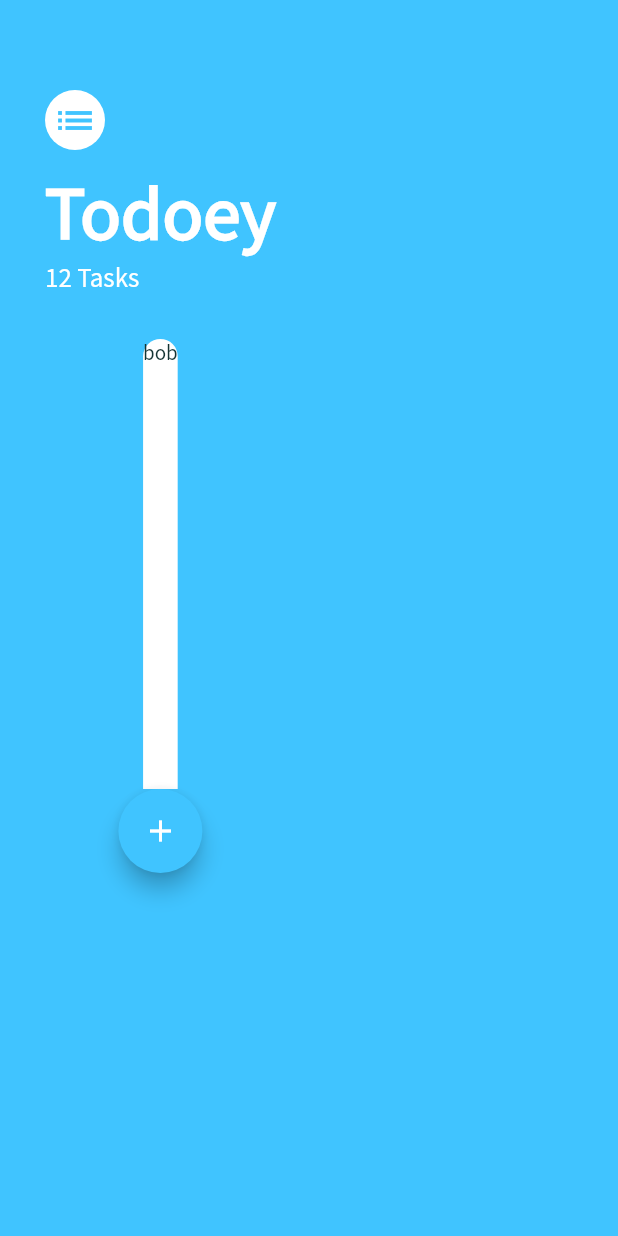
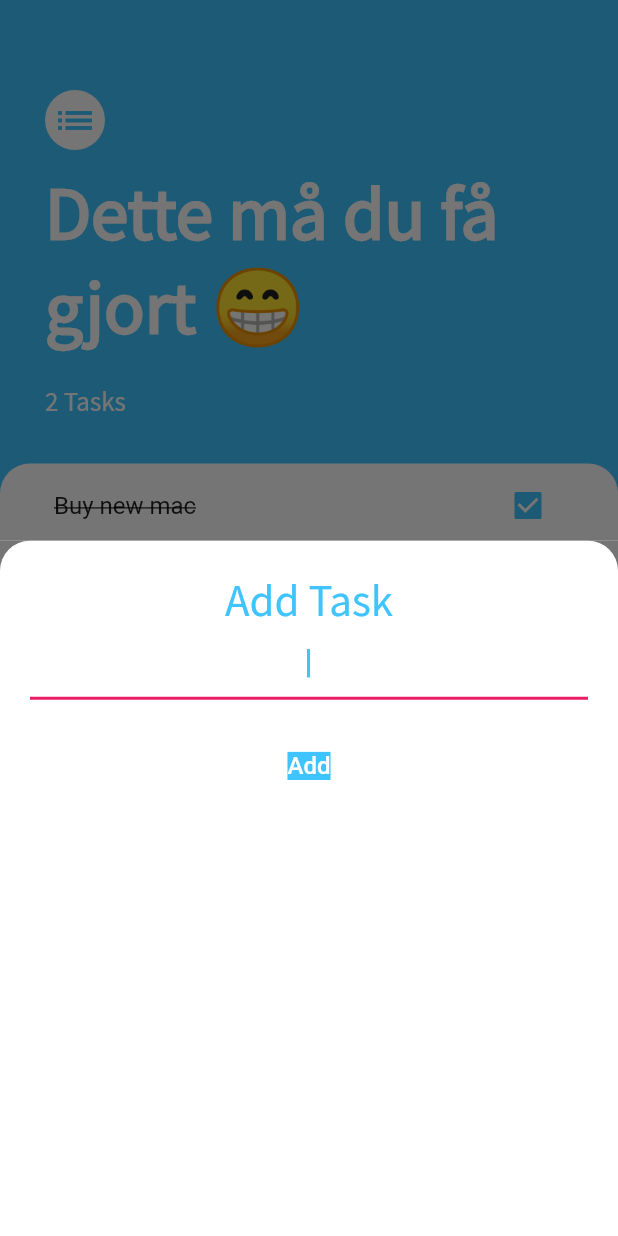
Before and after one commit to rbyre/playground, a Flutter app: the TasksScreen screen opened by its route, after a tap on the "add" icon, on a phone screen of 412 x 824 dp. Run offline on Flutter 3.47's test engine with Material 2 defaults, Android fonts, the light colour scheme and no system bars; our stand-ins replace audioplayers, flutter_dotenv, flutter_spinkit, font_awesome_flutter, geolocator, lottie and 1 more.

Commit message:
todolist started

```diff
--- a/lib/main.dart
+++ b/lib/main.dart
@@ -6,10 +6,12 @@ import 'package:playground/dice.dart';
 import 'package:playground/home.dart';
 import 'package:playground/lottie.dart';
 import 'package:playground/quiz/quizzen.dart';
+import 'package:playground/todo/models/task_data.dart';
 import 'package:playground/todo/screens/tasks_screen.dart';
 import 'package:playground/weather/screens/loading_screen.dart';
 import 'package:playground/xylophone.dart';
 import 'package:flutter_dotenv/flutter_dotenv.dart';
+import 'package:provider/provider.dart';
 
 Future main() async {
   await dotenv.load(fileName: ".env");
@@ -21,7 +23,9 @@ class MyApp extends StatelessWidget {
 
   @override
   Widget build(BuildContext context) {
-    return MaterialApp(
+    return ChangeNotifierProvider(
+      create: (context) => TaskData(),
+      child: MaterialApp(
         title: 'App Playground',
         theme: ThemeData(
           colorScheme: ColorScheme.fromSwatch(primarySwatch: Colors.pink)
@@ -52,6 +56,7 @@ class MyApp extends StatelessWidget {
           '/lottie': (ctx) => LottieScreen(),
           '/todo': (ctx) => TasksScreen(),
         },
+      ),
     );
   }
 }
--- a/lib/my_apps.dart
+++ b/lib/my_apps.dart
@@ -61,7 +61,7 @@ const List myApps = [
       title: 'Todo',
       route: 'todo',
       description: 'Todo liste',
-      color: Colors.lime),
+      color: Colors.lightBlueAccent),
 ];
 
 // SizedBox(
--- /dev/null
+++ b/lib/todo/components/task_tile.dart
@@ -0,0 +1,36 @@
+import 'package:flutter/material.dart';
+
+class TaskTile extends StatefulWidget {
+  final String task;
+  bool isChecked;
+
+  TaskTile({
+    required this.task,
+    this.isChecked = false,
+  });
+
+  @override
+  State<TaskTile> createState() => _TaskTileState();
+}
+
+class _TaskTileState extends State<TaskTile> {
+  @override
+  Widget build(BuildContext context) {
+    return ListTile(
+      title: Text(
+        widget.task,
+        style: TextStyle(
+            decoration: widget.isChecked ? TextDecoration.lineThrough : null),
+      ),
+      trailing: Checkbox(
+        activeColor: Colors.lightBlueAccent,
+        value: widget.isChecked,
+        onChanged: (bool? value) {
+          setState(() {
+            widget.isChecked = value!;
+          });
+        },
+      ),
+    );
+  }
+}
--- /dev/null
+++ b/lib/todo/components/tasks_list.dart
@@ -0,0 +1,24 @@
+import 'package:flutter/material.dart';
+import 'package:playground/todo/components/task_tile.dart';
+import 'package:playground/todo/models/task_data.dart';
+import 'package:provider/provider.dart';
+
+class TasksList extends StatelessWidget {
+  @override
+  Widget build(BuildContext context) {
+    return Consumer<TaskData>(
+      builder: (context, taskData, child) {
+        return ListView.builder(
+          itemCount: taskData.taskCount,
+          itemBuilder: (context, index) {
+            final currentTodo = taskData.todos[index];
+            return TaskTile(
+              task: currentTodo.whatTodo,
+              isChecked: currentTodo.isChecked,
+            );
+          },
+        );
+      },
+    );
+  }
+}
--- /dev/null
+++ b/lib/todo/models/task_data.dart
@@ -0,0 +1,29 @@
+import 'package:flutter/foundation.dart';
+import './todo_item.dart';
+import 'dart:collection';
+
+class TaskData extends ChangeNotifier {
+  List<TodoItem> _todoItems = [
+    TodoItem(whatTodo: 'Buy new mac', isChecked: true),
+    TodoItem(whatTodo: 'Get more coffe'),
+  ];
+
+  UnmodifiableListView<TodoItem> get todos {
+    return UnmodifiableListView(_todoItems);
+  }
+
+  int get taskCount {
+    return _todoItems.length;
+  }
+
+  void addTodo(String newTodoTitle) {
+    final todo = TodoItem(whatTodo: newTodoTitle);
+    _todoItems.add(todo);
+    notifyListeners();
+  }
+
+  void updateTodo(TodoItem currentTodoItem) {
+    currentTodoItem.updateCheckBox();
+    notifyListeners();
+  }
+}
--- /dev/null
+++ b/lib/todo/models/todo_item.dart
@@ -0,0 +1,12 @@
+import 'package:flutter/cupertino.dart';
+
+class TodoItem {
+  final String whatTodo;
+  bool isChecked;
+
+  TodoItem({required this.whatTodo, this.isChecked = false});
+
+  void updateCheckBox() {
+    isChecked = !isChecked;
+  }
+}
--- /dev/null
+++ b/lib/todo/screens/add_task_bottom_sheet.dart
@@ -0,0 +1,13 @@
+import 'package:flutter/material.dart';
+import 'package:playground/todo/screens/add_task_screen.dart';
+
+class AddTaskBottomSheet extends StatelessWidget {
+  const AddTaskBottomSheet({Key? key}) : super(key: key);
+
+  @override
+  Widget build(BuildContext context) {
+    return Container(
+      child: AddTaskScreen(),
+    );
+  }
+}
--- /dev/null
+++ b/lib/todo/screens/add_task_screen.dart
@@ -0,0 +1,69 @@
+import 'package:flutter/material.dart';
+import 'package:playground/todo/models/todo_item.dart';
+import 'package:provider/provider.dart';
+import '../models/task_data.dart';
+
+class AddTaskScreen extends StatefulWidget {
+  @override
+  State<AddTaskScreen> createState() => _AddTaskScreenState();
+}
+
+class _AddTaskScreenState extends State<AddTaskScreen> {
+  String newTodoTitle = '';
+
+  @override
+  Widget build(BuildContext context) {
+    return Container(
+      color: Color(0xff757575),
+      child: Container(
+        padding: EdgeInsets.all(20),
+        decoration: BoxDecoration(
+          color: Colors.white,
+          borderRadius: BorderRadius.only(
+              topLeft: Radius.circular(20), topRight: Radius.circular(20)),
+        ),
+        child: Column(
+          crossAxisAlignment: CrossAxisAlignment.stretch,
+          children: [
+            Text(
+              'Add Task',
+              textAlign: TextAlign.center,
+              style: TextStyle(color: Colors.lightBlueAccent, fontSize: 30),
+            ),
+            TextField(
+              cursorColor: Colors.lightBlueAccent,
+              autofocus: true,
+              textAlign: TextAlign.center,
+              decoration: InputDecoration(
+                constraints: BoxConstraints(minWidth: 23),
+              ),
+              onChanged: (newText) {
+                setState(() {
+                  newTodoTitle = newText;
+                });
+              },
+            ),
+            SizedBox(
+              height: 20,
+            ),
+            TextButton(
+              child: Text(
+                'Add',
+                style: TextStyle(
+                    fontSize: 16,
+                    color: Colors.white,
+                    backgroundColor: Colors.lightBlueAccent),
+              ),
+              onPressed: () {
+                newTodoTitle;
+                Provider.of<TaskData>(context, listen: false)
+                    .addTodo(newTodoTitle);
+                Navigator.pop(context);
+              },
+            )
+          ],
+        ),
+      ),
+    );
+  }
+}
--- a/lib/todo/screens/tasks_screen.dart
+++ b/lib/todo/screens/tasks_screen.dart
@@ -1,13 +1,18 @@
 import 'package:flutter/material.dart';
+import 'package:playground/todo/components/tasks_list.dart';
+import 'package:playground/todo/models/task_data.dart';
+import 'package:playground/todo/screens/add_task_bottom_sheet.dart';
+import 'package:provider/provider.dart';
 
 class TasksScreen extends StatelessWidget {
-  const TasksScreen({Key? key}) : super(key: key);
+  Widget? buildBottomSheet;
 
   @override
   Widget build(BuildContext context) {
     return Scaffold(
       backgroundColor: Colors.lightBlueAccent,
       body: Column(
+        crossAxisAlignment: CrossAxisAlignment.start,
         children: [
           Container(
             padding:
@@ -25,43 +30,45 @@ class TasksScreen extends StatelessWidget {
                 ),
                 SizedBox(height: 10),
                 Text(
-                  'Todoey',
+                  'Dette må du få gjort 😁',
                   style: TextStyle(
                       fontSize: 50,
                       fontWeight: FontWeight.w700,
                       color: Colors.white),
                 ),
+                SizedBox(
+                  height: 20,
+                ),
                 Text(
-                  '12 Tasks',
+                  '${Provider.of<TaskData>(context).taskCount} Tasks',
                   style: TextStyle(color: Colors.white, fontSize: 18),
                 ),
               ],
             ),
           ),
-          Column(
-            children: [
-              Container(
-                child: Expanded(
+          Expanded(
             child: Container(
-                    height: 300,
+              padding: EdgeInsets.symmetric(horizontal: 20),
               decoration: BoxDecoration(
                   color: Colors.white,
                   borderRadius: BorderRadius.only(
                       topLeft: Radius.circular(20),
                       topRight: Radius.circular(20))),
-                    child: Text('bob'),
+              child: TasksList(),
             ),
-                ),
-              ),
-              FloatingActionButton(
-                foregroundColor: Colors.white,
-                backgroundColor: Colors.lightBlueAccent,
-                onPressed: () {},
-                child: Icon(Icons.add),
           ),
         ],
       ),
-        ],
+      floatingActionButton: FloatingActionButton(
+        backgroundColor: Colors.lightBlueAccent,
+        foregroundColor: Colors.white,
+        child: Icon(Icons.add),
+        onPressed: () {
+          showModalBottomSheet(
+              // isScrollControlled: true,
+              context: context,
+              builder: (context) => AddTaskBottomSheet());
+        },
       ),
     );
   }
--- a/pubspec.yaml
+++ b/pubspec.yaml
@@ -43,6 +43,7 @@ dependencies:
   flutter_spinkit: ^5.1.0
   flutter_dotenv: ^5.0.2
   lottie: ^1.2.1
+  provider: ^6.0.1
 
 
 dev_dependencies:
```
Also changed, not shown: pubspec.lock. Lines whose indentation alone changed are shown as unchanged.
